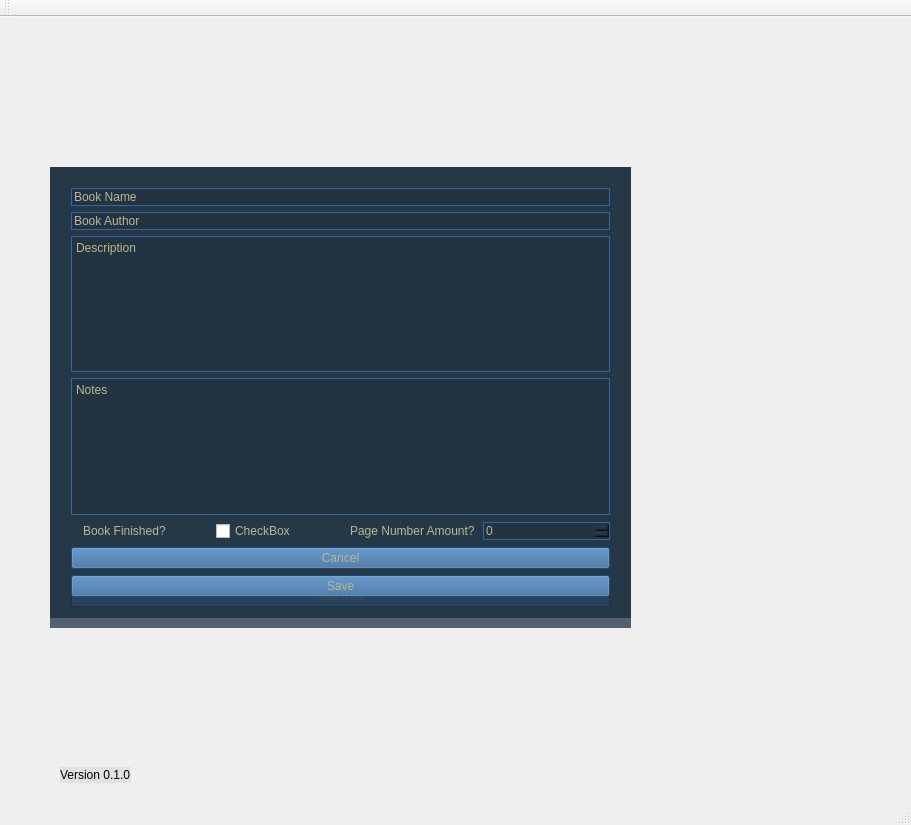
This is main/src/bookjournal.ui in najir/Readify as Qt 5 draws it before an edit. The edited form follows.
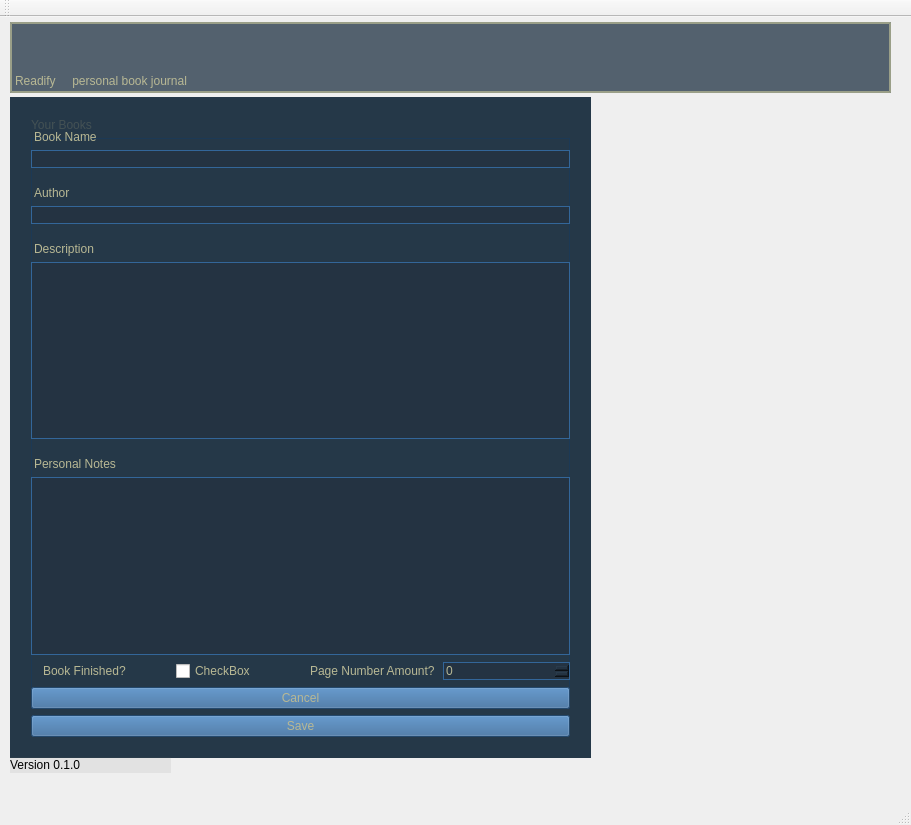
This is the edited form.

Commit message: Ton of DB changes trying to get data working to QT. Edits and changes to QT as well

Patch:
```diff
--- a/main/src/bookjournal.ui
+++ b/main/src/bookjournal.ui
@@ -16,6 +16,7 @@
   <widget class="QWidget" name="centralWidget">
    <property name="styleSheet">
     <string notr="true">QWidget{
+font: 9pt &quot;Terminal&quot;;
 color: rgb(184, 184, 148);
 }
 QWidget#widgetMain, QWidget#widgetPage{
@@ -32,15 +33,22 @@
 QListWidget{
 border: 1px solid rgb(51, 102, 153);
 background-color: rgba(0,0,0,0);
+}
+QLabel#label_5, QLabel#label_6, QLabel#label_7, QLabel#label_8{
+font: 35pt &quot;Can't Write&quot;;
+margin-top: 12px;
 }</string>
    </property>
    <widget class="QWidget" name="widgetPage" native="true">
+    <property name="enabled">
+     <bool>true</bool>
+    </property>
     <property name="geometry">
      <rect>
-      <x>50</x>
-      <y>150</y>
+      <x>10</x>
+      <y>80</y>
       <width>581</width>
-      <height>451</height>
+      <height>661</height>
      </rect>
     </property>
     <property name="autoFillBackground">
@@ -55,21 +63,42 @@
        <x>10</x>
        <y>10</y>
        <width>561</width>
-       <height>431</height>
+       <height>641</height>
       </rect>
      </property>
      <layout class="QVBoxLayout" name="verticalLayoutPage">
       <item>
-       <widget class="QLineEdit" name="lineEditName">
+       <widget class="QLabel" name="label_5">
         <property name="text">
          <string>Book Name</string>
         </property>
        </widget>
       </item>
+      <item>
+       <widget class="QLineEdit" name="lineEditName">
+        <property name="text">
+         <string/>
+        </property>
+       </widget>
+      </item>
+      <item>
+       <widget class="QLabel" name="label_6">
+        <property name="text">
+         <string>Author</string>
+        </property>
+       </widget>
+      </item>
       <item>
        <widget class="QLineEdit" name="lineEditAuthor">
         <property name="text">
-         <string>Book Author</string>
+         <string/>
+        </property>
+       </widget>
+      </item>
+      <item>
+       <widget class="QLabel" name="label_7">
+        <property name="text">
+         <string>Description</string>
         </property>
        </widget>
       </item>
@@ -82,8 +111,15 @@
 hr { height: 1px; border-width: 0; }
 li.unchecked::marker { content: &quot;\2610&quot;; }
 li.checked::marker { content: &quot;\2612&quot;; }
-&lt;/style&gt;&lt;/head&gt;&lt;body style=&quot; font-family:'Segoe UI'; font-size:9pt; font-weight:400; font-style:normal;&quot;&gt;
-&lt;p style=&quot; margin-top:0px; margin-bottom:0px; margin-left:0px; margin-right:0px; -qt-block-indent:0; text-indent:0px;&quot;&gt;Description&lt;/p&gt;&lt;/body&gt;&lt;/html&gt;</string>
+&lt;/style&gt;&lt;/head&gt;&lt;body style=&quot; font-family:'Terminal'; font-size:9pt; font-weight:400; font-style:normal;&quot;&gt;
+&lt;p style=&quot;-qt-paragraph-type:empty; margin-top:0px; margin-bottom:0px; margin-left:0px; margin-right:0px; -qt-block-indent:0; text-indent:0px;&quot;&gt;&lt;br /&gt;&lt;/p&gt;&lt;/body&gt;&lt;/html&gt;</string>
+        </property>
+       </widget>
+      </item>
+      <item>
+       <widget class="QLabel" name="label_8">
+        <property name="text">
+         <string>Personal Notes</string>
         </property>
        </widget>
       </item>
@@ -96,8 +132,8 @@
 hr { height: 1px; border-width: 0; }
 li.unchecked::marker { content: &quot;\2610&quot;; }
 li.checked::marker { content: &quot;\2612&quot;; }
-&lt;/style&gt;&lt;/head&gt;&lt;body style=&quot; font-family:'Segoe UI'; font-size:9pt; font-weight:400; font-style:normal;&quot;&gt;
-&lt;p style=&quot; margin-top:0px; margin-bottom:0px; margin-left:0px; margin-right:0px; -qt-block-indent:0; text-indent:0px;&quot;&gt;Notes&lt;/p&gt;&lt;/body&gt;&lt;/html&gt;</string>
+&lt;/style&gt;&lt;/head&gt;&lt;body style=&quot; font-family:'Terminal'; font-size:9pt; font-weight:400; font-style:normal;&quot;&gt;
+&lt;p style=&quot;-qt-paragraph-type:empty; margin-top:0px; margin-bottom:0px; margin-left:0px; margin-right:0px; -qt-block-indent:0; text-indent:0px;&quot;&gt;&lt;br /&gt;&lt;/p&gt;&lt;/body&gt;&lt;/html&gt;</string>
         </property>
        </widget>
       </item>
@@ -162,10 +198,10 @@
    <widget class="QWidget" name="widgetMain" native="true">
     <property name="geometry">
      <rect>
-      <x>50</x>
-      <y>150</y>
+      <x>10</x>
+      <y>80</y>
       <width>581</width>
-      <height>461</height>
+      <height>661</height>
      </rect>
     </property>
     <property name="styleSheet">
@@ -180,12 +216,27 @@
        <x>10</x>
        <y>10</y>
        <width>561</width>
-       <height>441</height>
+       <height>641</height>
       </rect>
      </property>
      <layout class="QVBoxLayout" name="verticalLayoutMain">
       <item>
-       <widget class="QListWidget" name="listWidget"/>
+       <layout class="QHBoxLayout" name="horizontalLayout_2">
+        <item>
+         <widget class="QLabel" name="listLabel">
+          <property name="text">
+           <string>Your Books</string>
+          </property>
+         </widget>
+        </item>
+       </layout>
+      </item>
+      <item>
+       <widget class="QListWidget" name="listWidget">
+        <property name="styleSheet">
+         <string notr="true"/>
+        </property>
+       </widget>
       </item>
       <item>
        <widget class="QPushButton" name="pushButtonNew">
@@ -200,9 +251,9 @@
    <widget class="QLabel" name="label_3">
     <property name="geometry">
      <rect>
-      <x>60</x>
-      <y>750</y>
-      <width>71</width>
+      <x>10</x>
+      <y>740</y>
+      <width>161</width>
       <height>16</height>
      </rect>
     </property>
@@ -214,6 +265,34 @@
      <string>Version 0.1.0</string>
     </property>
    </widget>
+   <widget class="QLabel" name="label_4">
+    <property name="geometry">
+     <rect>
+      <x>5</x>
+      <y>0</y>
+      <width>891</width>
+      <height>81</height>
+     </rect>
+    </property>
+    <property name="styleSheet">
+     <string notr="true">margin: 5px;
+font: 48pt &quot;Can't Write&quot;;
+background-color: rgba(19, 38, 57, 180);
+border: 2px solid rgba(184, 184, 148, 180);</string>
+    </property>
+    <property name="text">
+     <string>Readify     personal book journal</string>
+    </property>
+    <property name="scaledContents">
+     <bool>false</bool>
+    </property>
+    <property name="alignment">
+     <set>Qt::AlignBottom|Qt::AlignLeading|Qt::AlignLeft</set>
+    </property>
+    <property name="margin">
+     <number>0</number>
+    </property>
+   </widget>
    <zorder>widgetMain</zorder>
    <zorder>widgetPage</zorder>
    <zorder>label_3</zorder>
```
Left out of the diff: 1 changed line with no effect on the pictures. The commit also changes 8 other files.
